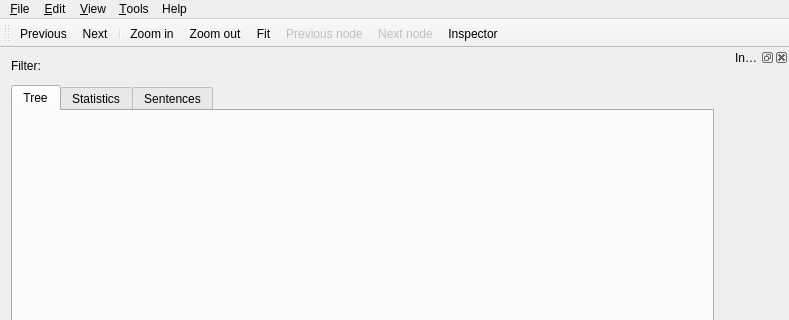
The window that ui/MainWindow.ui (rug-compling/dact) describes before a commit, drawn with Qt 5; both pictures show x 0 to 789 and y 0 to 320 of the 789 by 660 pixel window.
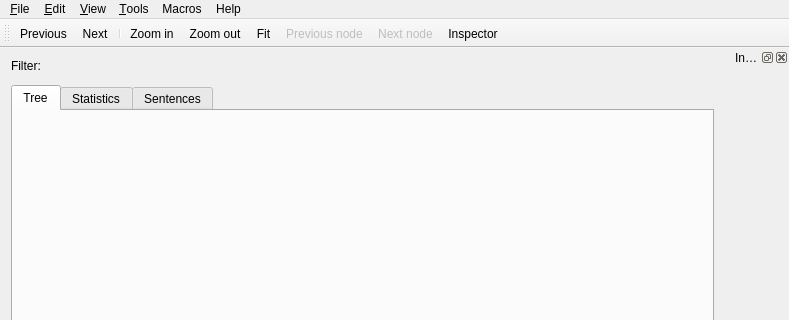
The same window after the commit. Icons and pictures are not drawn. Custom widgets are drawn as their Qt base class.

Commit message: Load (and watch) macro file from menu item; no longer load default macros preference item #41

Patch:
```diff
--- a/ui/MainWindow.ui
+++ b/ui/MainWindow.ui
@@ -141,10 +141,18 @@
     <addaction name="helpAction"/>
     <addaction name="aboutAction"/>
    </widget>
+   <widget class="QMenu" name="menuMacros">
+    <property name="title">
+     <string>Macros</string>
+    </property>
+    <addaction name="separator"/>
+    <addaction name="loadMacrosAction"/>
+   </widget>
    <addaction name="menuFile"/>
    <addaction name="menuEdit"/>
    <addaction name="menuView"/>
    <addaction name="menuTools"/>
+   <addaction name="menuMacros"/>
    <addaction name="menuHelp"/>
   </widget>
   <widget class="QToolBar" name="mainToolBar">
```
Left out of the diff: 5 changed lines with no effect on the pictures. The commit also changes 5 other files.
